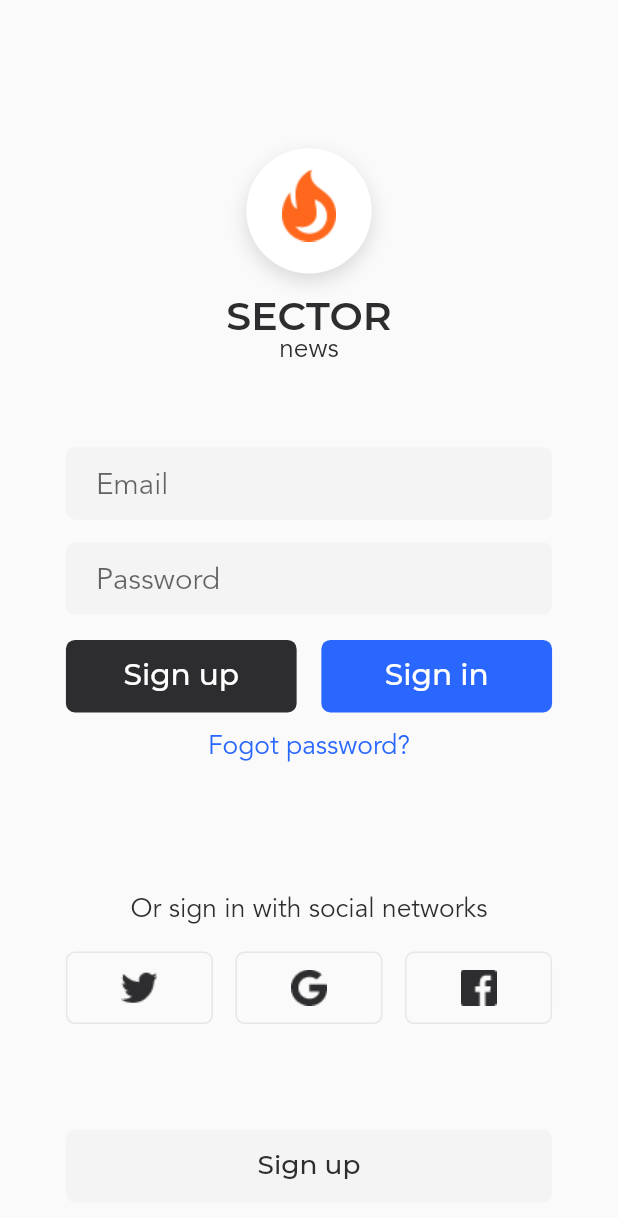
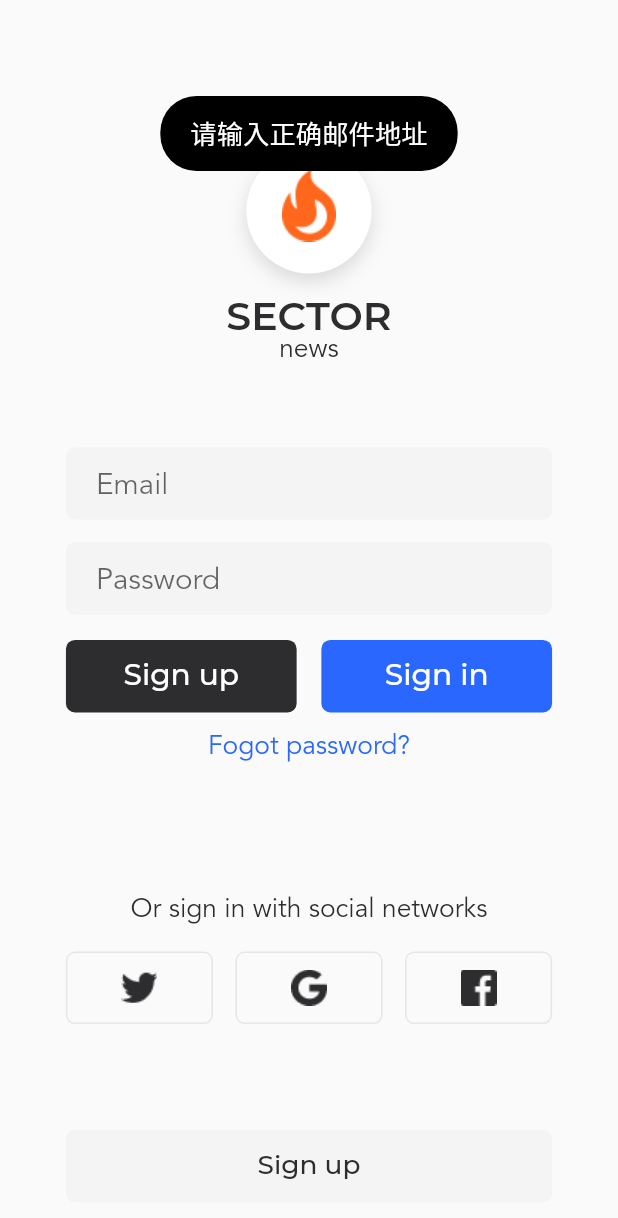
Before and after one commit to xiongq/flutter-demo, a Flutter app: the SignInPage screen opened by its route, after a tap on "Sign in", on a phone screen of 412 x 824 dp. Shown: the top 1218 px of the screen. Run offline on Flutter 3.47's test engine with Material 2 defaults, Android fonts, the light colour scheme and no system bars; our stand-ins replace flutter_screenutil, fluttertoast.

Commit message:
添加点击事情

```diff
--- a/lib/pages/sign_in/sign_in.dart
+++ b/lib/pages/sign_in/sign_in.dart
@@ -1,8 +1,7 @@
 import 'package:flutter/material.dart';
 import 'package:flutter_application_1/common/utils/utils.dart';
 import 'package:flutter_application_1/common/values/values.dart';
-import 'package:flutter_application_1/common/widget/button.dart';
-import 'package:flutter_application_1/common/widget/input.dart';
+import 'package:flutter_application_1/common/widget/widgets.dart';
 
 class SignInPage extends StatefulWidget {
   const SignInPage({Key? key}) : super(key: key);
@@ -115,7 +114,9 @@ class _SignInPageState extends State<SignInPage> {
               children: [
                 Expanded(
                   child: btnFlatButtonWidget(
-                    onPressed: () {},
+                    onPressed: () {
+                      Navigator.pushNamed(context, '/sign-up');
+                    },
                     title: 'Sign up',
                     gbColor: AppColors.thirdElement,
                   ),
@@ -123,7 +124,18 @@ class _SignInPageState extends State<SignInPage> {
                 SizedBox(width: duSetWidth(15)),
                 Expanded(
                   child: btnFlatButtonWidget(
-                    onPressed: () {},
+                    onPressed: () {
+                      // Navigator.pushNamed(context, '/sign-in');
+                      if (!duIsEmail(_emailController.value.text)) {
+                        toastInfo(msg: '请输入正确邮件地址');
+
+                        return;
+                      }
+                      if (!duCheckStringLength(_passController.value.text, 6)) {
+                        toastInfo(msg: '密码不能小于6位');
+                        return;
+                      }
+                    },
                     title: 'Sign in',
                   ),
                 ),
```
